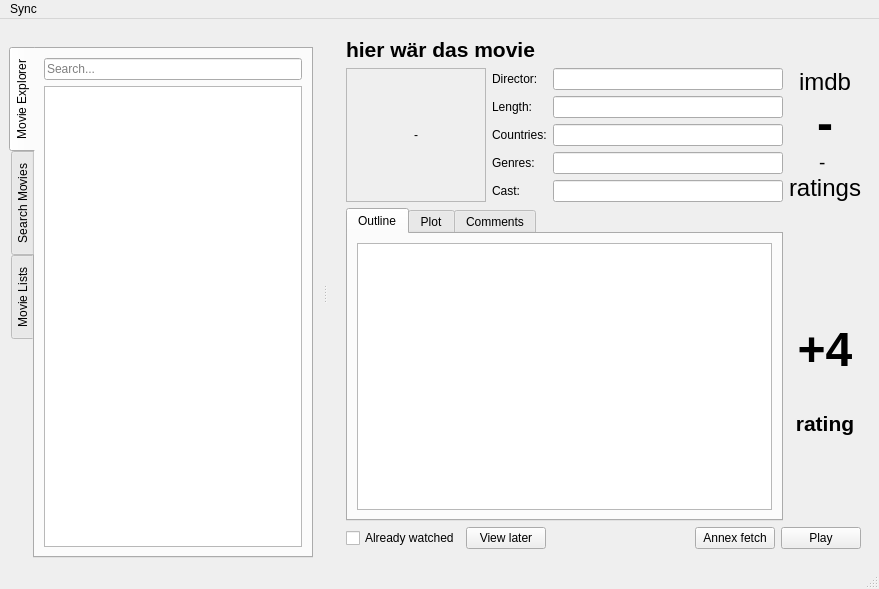
Before: the Qt Designer form hamster/gui/qtgui.ui in bordstein/hamster, drawn with Qt 5.
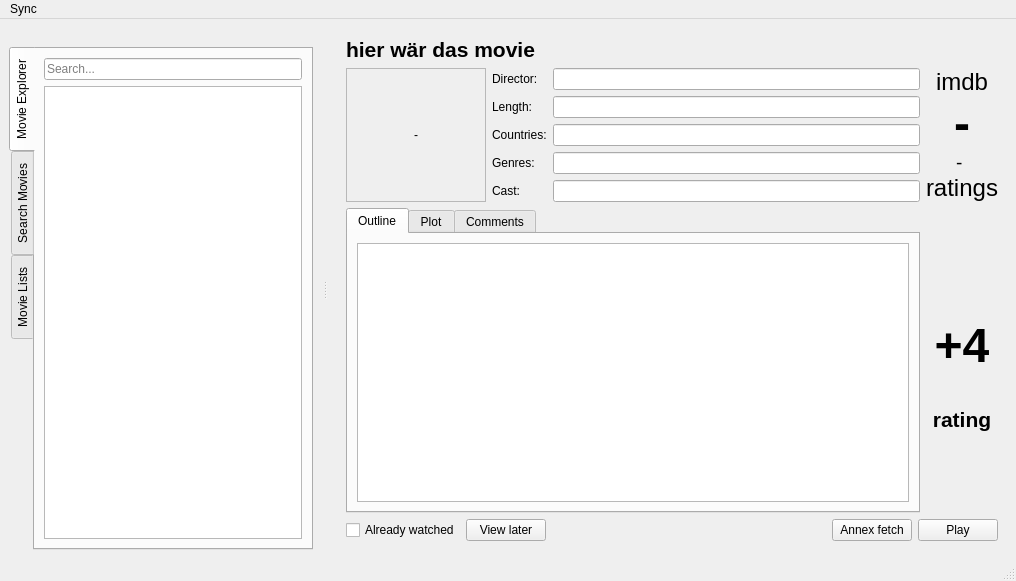
After: the same form once the commit is applied. The open tabs and pages were chosen to show the change. Icons and pictures are not drawn.

Commit message: fixed resource bug, added python ui file

Diff of the .ui file:
```diff
--- a/hamster/gui/qtgui.ui
+++ b/hamster/gui/qtgui.ui
@@ -6,8 +6,8 @@
    <rect>
     <x>0</x>
     <y>0</y>
-    <width>879</width>
-    <height>589</height>
+    <width>1016</width>
+    <height>581</height>
    </rect>
   </property>
   <property name="windowTitle">
@@ -584,7 +584,7 @@
     <rect>
      <x>0</x>
      <y>0</y>
-     <width>879</width>
+     <width>1016</width>
      <height>30</height>
     </rect>
    </property>
```
Left out of the diff: 8 changed lines with no effect on the pictures. The commit also changes 1 other file.
